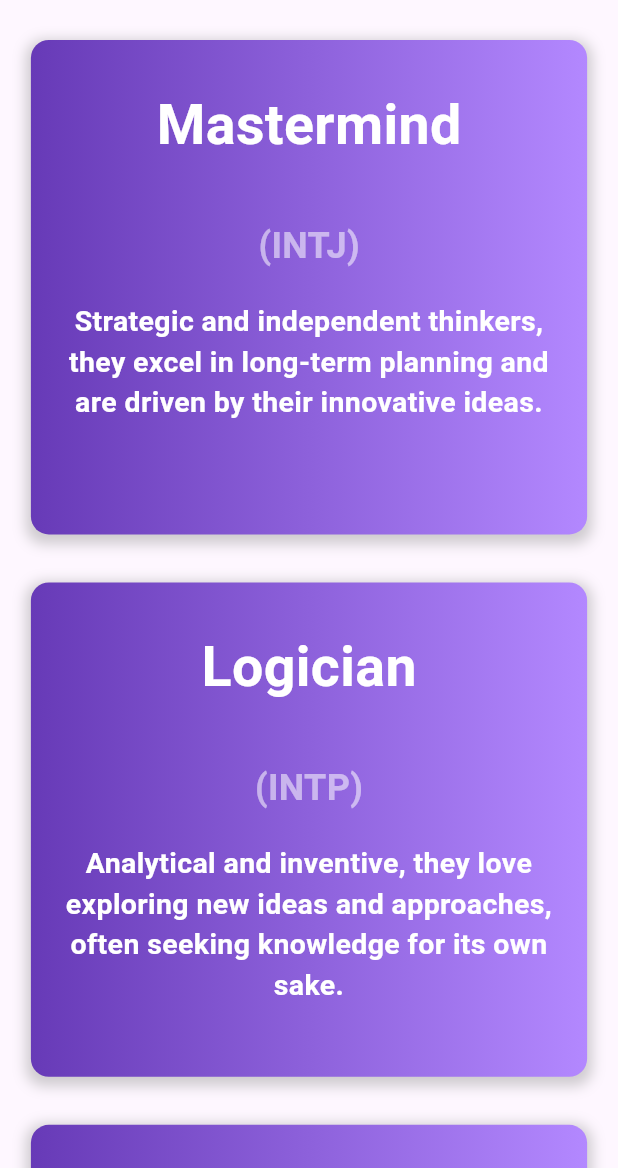
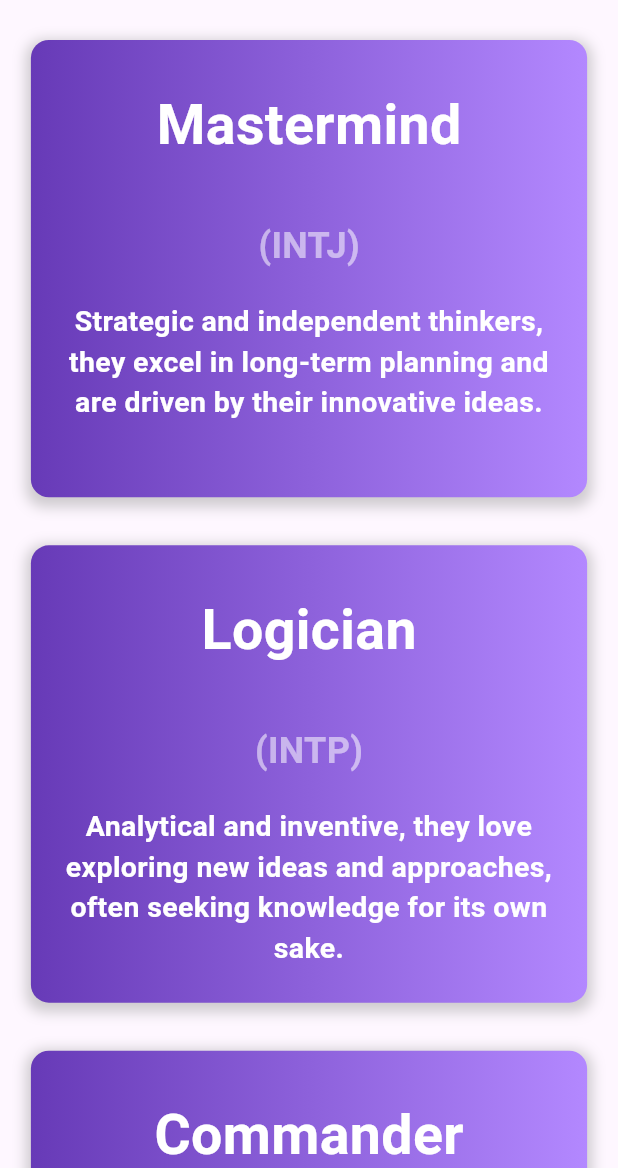
Before and after one commit to softengen/MBTI_Personality_App, a Flutter app: the screen it shows after launch, on a phone screen of 412 x 824 dp, the part 68-1236 px from its top. Run offline on Flutter 3.47's test engine with Material 3 defaults, Android fonts, the phone set to English and light mode, and no system bars; Roboto replaces fonts that are missing (ProtestRiot, UbuntuMono); project files that could hold a hidden picture were left out.

Commit message:
updating personality_card.dart design

```diff
--- a/lib/widgets/personality_card.dart
+++ b/lib/widgets/personality_card.dart
@@ -37,7 +37,7 @@ class personality_card extends StatelessWidget {
             ),
           ),
           width: w * 0.9,
-          height: h * 0.4,
+          height: h * 0.37,
           child: Column(
             crossAxisAlignment: CrossAxisAlignment.center,
             children: [
```
